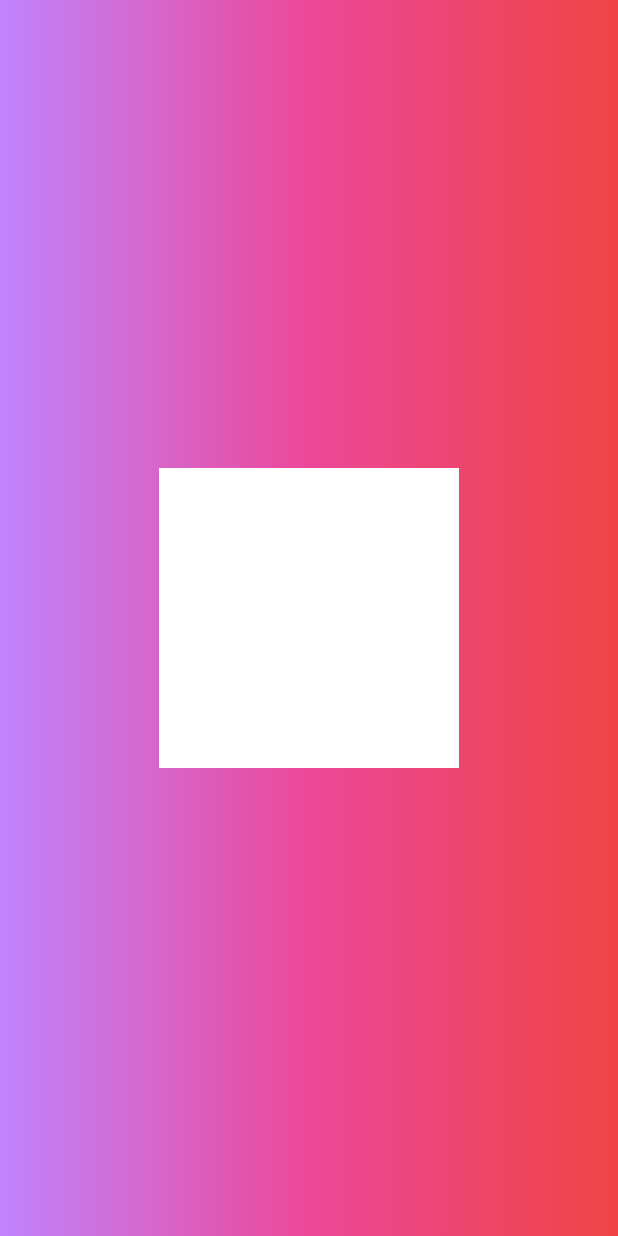
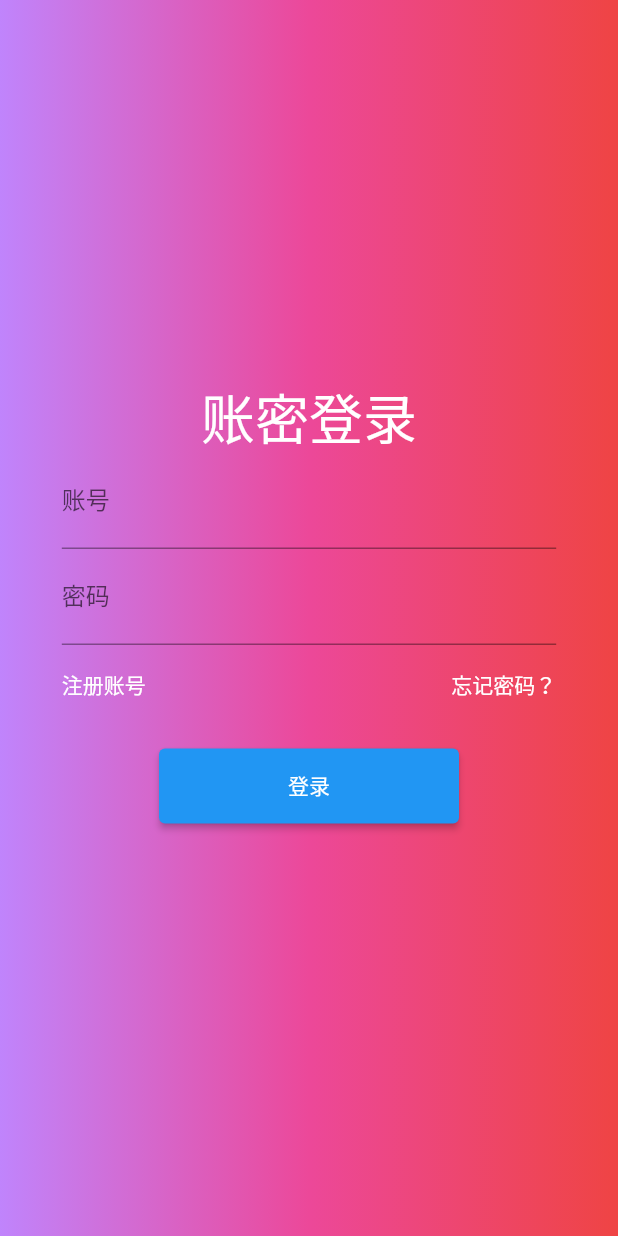
Before and after one commit to undercurre/metu_flutter_app, a Flutter app: the screen it shows after launch, on a phone screen of 412 x 824 dp. Run offline on Flutter 3.47's test engine with Material 2 defaults, Android fonts, the phone set to English and light mode, and no system bars; our stand-ins replace dio.

```diff
--- a/lib/main.dart
+++ b/lib/main.dart
@@ -1,5 +1,6 @@
 import 'package:flutter/material.dart';
 import 'package:metu_app/views/login/login.dart';
+
 
 void main() {
   runApp(const MyApp());
--- a/lib/views/login/login.dart
+++ b/lib/views/login/login.dart
@@ -1,6 +1,5 @@
-import 'package:flutter/cupertino.dart';
 import 'package:flutter/material.dart';
-import 'package:flutter_svg/flutter_svg.dart';
+import 'package:metu_app/views/login/register.dart';
 
 class LoginPage extends StatefulWidget {
   const LoginPage({super.key});
@@ -10,6 +9,8 @@ class LoginPage extends StatefulWidget {
 }
 
 class LoginPageState extends State<LoginPage> {
+  final GlobalKey<FormState> _formKey = GlobalKey<FormState>();
+
   @override
   void initState() {
     // TODO: implement initState
@@ -18,7 +19,8 @@ class LoginPageState extends State<LoginPage> {
 
   @override
   Widget build(BuildContext context) {
-    return Container(
+    return Scaffold(
+      body: Container(
         width: MediaQuery.of(context).size.width,
         height: MediaQuery.of(context).size.height,
         decoration: const BoxDecoration(
@@ -37,13 +39,111 @@ class LoginPageState extends State<LoginPage> {
           child: Stack(
             children: [
               Container(
-              width: 200,
-              height: 200,
+                width: MediaQuery.of(context).size.width * 0.8,
+                height: 400,
+                decoration: BoxDecoration(
+                  color: Colors.transparent,
+                  borderRadius: BorderRadius.circular(20),
+                ),
+                child: Stack(
+                  children: [
+                    Form(
+                      key: _formKey,
+                      child: Column(
+                        mainAxisAlignment: MainAxisAlignment.center,
+                        crossAxisAlignment: CrossAxisAlignment.center,
+                        children: <Widget>[
+                          const Text(
+                            '账密登录',
+                            style: TextStyle(
                               color: Colors.white,
+                              fontSize: 36.0,
+                              height: 1.2,
+                              fontFamily: "Courier",
+                              decoration: TextDecoration.none,
+                            ),
+                          ),
+                          TextFormField(
+                            decoration: const InputDecoration(
+                              labelText: "账号",
+                              hintText: '请输入账号',
+                            ),
+                            validator: (String? value) {
+                              if (value == null || value.isEmpty) {
+                                return 'Please enter some text';
+                              }
+                              return null;
+                            },
+                          ),
+                          TextFormField(
+                            decoration: const InputDecoration(
+                              labelText: "密码",
+                              hintText: '请输入密码',
+                            ),
+                            validator: (String? value) {
+                              if (value == null || value.isEmpty) {
+                                return 'Please enter some text';
+                              }
+                              return null;
+                            },
+                          ),
+                          Padding(
+                            padding: const EdgeInsets.symmetric(vertical: 16.0),
+                            child: Row(
+                              mainAxisAlignment: MainAxisAlignment.spaceBetween,
+                              children: [
+                              GestureDetector(
+                                onTap: () => goToRegister(),
+                                child: const Text(
+                                  '注册账号',
+                                  style: TextStyle(color: Colors.white),
+                                ),),
+                                const Text(
+                                  '忘记密码？',
+                                  style: TextStyle(color: Colors.white),
+                                )
+                              ],
+                            ),
+                          ),
+                          Padding(
+                            padding: const EdgeInsets.symmetric(vertical: 16.0),
+                            child: SizedBox(
+                              width: 200.0,
+                              height: 50.0,
+                              child: ElevatedButton(
+                                onPressed: () {
+                                  // Validate will return true if the form is valid, or false if
+                                  // the form is invalid.
+                                  if (_formKey.currentState!.validate()) {
+                                    // Process data.
+                                  }
+                                },
+                                child: const Text('登录'),
+                              ),
+                            ),
                           ),
                         ],
                       ),
                     ),
+                  ],
+                ),
+              ),
+            ],
+          ),
+        ),
+      ),
+    );
+  }
+
+  goToRegister() {
+    Navigator.of(context).push(
+        PageRouteBuilder(
+            transitionDuration: const Duration(milliseconds: 250), // //动画时间为0.25秒
+            pageBuilder: (BuildContext context,Animation animation,
+                Animation secondaryAnimation){
+              return const RegisterPage();
+            }
+        )
     );
   }
 }
```
Also changed, not shown: lib/views/login/register.dart (added, +190 -0 lines), pubspec.yaml (+5 -2 lines), assets/images/test.png (added), lib/assets/images/beer.svg (deleted), lib/utils/request.dart (added), pubspec.lock, 30 other files. Lines whose indentation alone changed are shown as unchanged.
